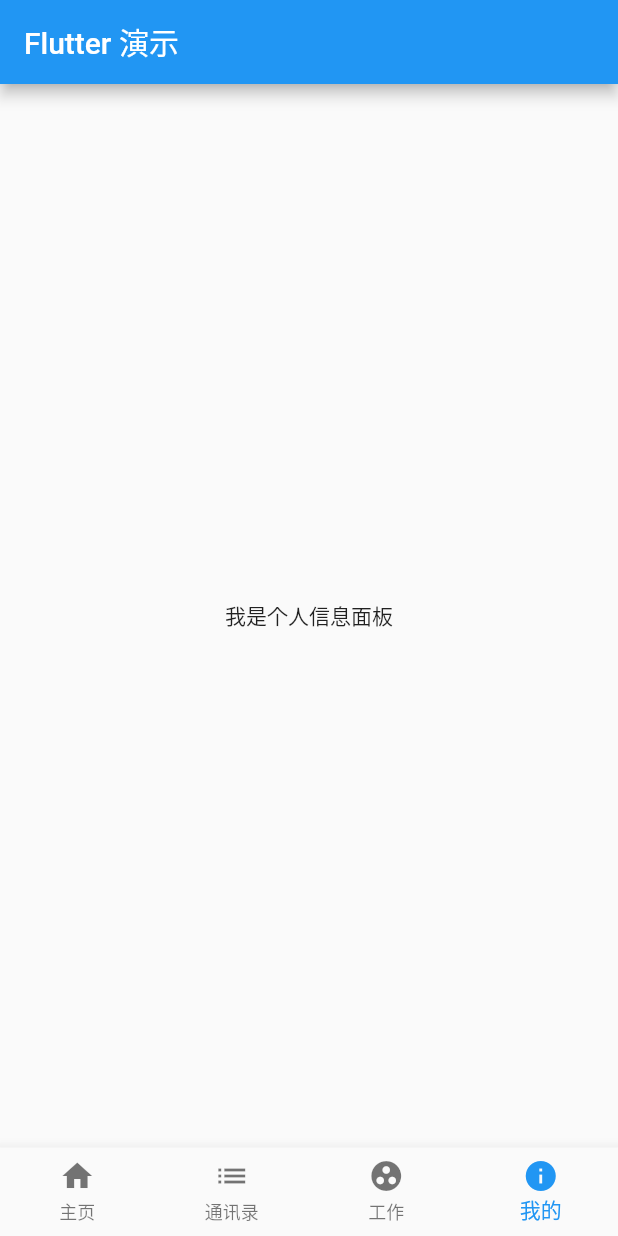
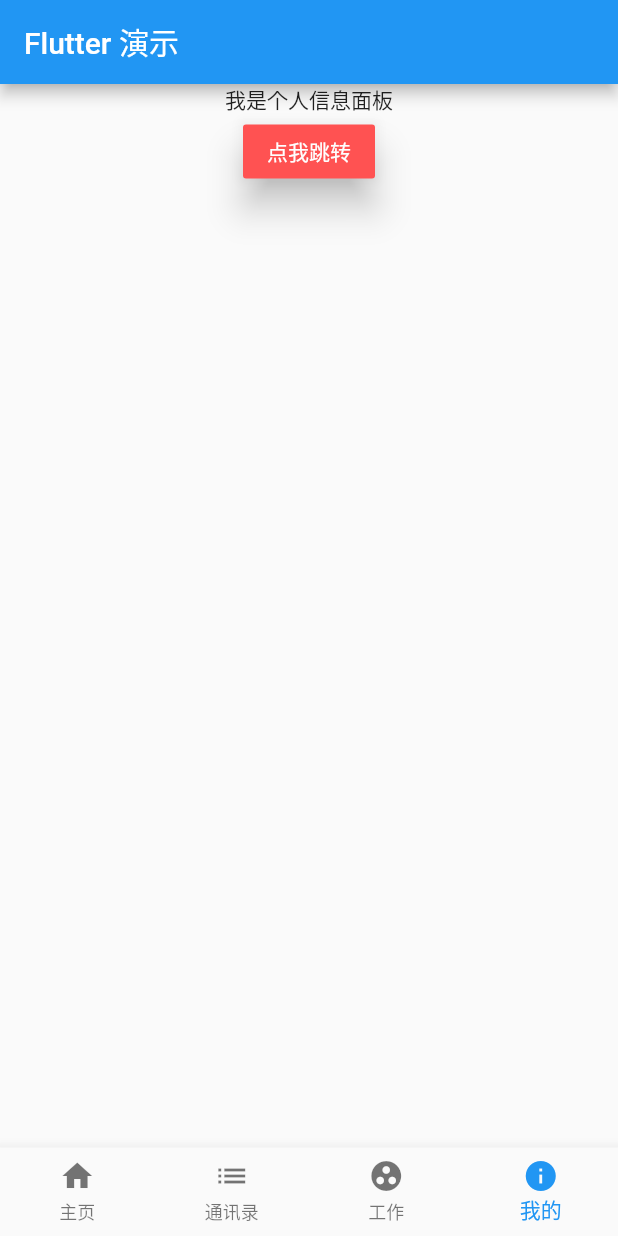
Before and after one commit to siwangqishiq/FlutterDemo, a Flutter app: the screen it shows after launch, item 4 of the bottom bar chosen, on a phone screen of 412 x 824 dp. Run offline on Flutter 3.47's test engine with Material 2 defaults, Android fonts, the phone set to English and light mode, and no system bars.

```diff
--- a/lib/main.dart
+++ b/lib/main.dart
@@ -86,10 +86,12 @@ class _MyHomePageState extends State<MyHomePage> {
     );
   }
 
+  // 主页面 tab的切换
   void _switchTab(int newIndex){
     print("select index  = $newIndex");
     setState(() {
       mCurrentIndex = newIndex;
     });
   }
-}
+
+}//end class
--- a/lib/pages/info.dart
+++ b/lib/pages/info.dart
@@ -1,4 +1,5 @@
 import 'package:flutter/material.dart';
+import 'setting_page.dart';
 
 class InfoPage extends StatefulWidget{
   @override
@@ -8,6 +9,27 @@ class InfoPage extends StatefulWidget{
 class InfoState extends State<InfoPage>{
   @override
   Widget build(BuildContext context) {
-    return Text("我是个人信息面板");
+    return Column(
+      children: <Widget>[
+        Text("我是个人信息面板"),
+        MaterialButton(
+          child: Text(
+            "点我跳转",
+            style: TextStyle(
+              color: Colors.white
+            ),
+          ),
+          elevation: 10.0,
+          color: Colors.redAccent,
+          onPressed: (){
+            Navigator.of(context).push(
+              MaterialPageRoute(
+                builder: (context)=> SettingPage("你好 世界 setting")
+              )
+            );
+          },
+        )
+      ],
+    );
   }
 }
```
Also changed, not shown: lib/pages/setting_page.dart (added, +26 -0 lines).
